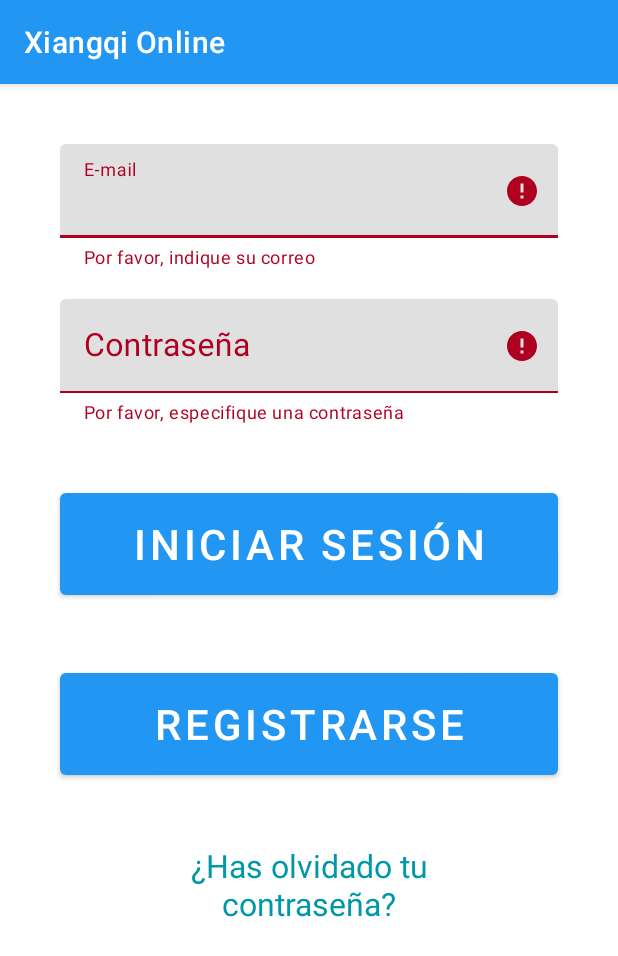
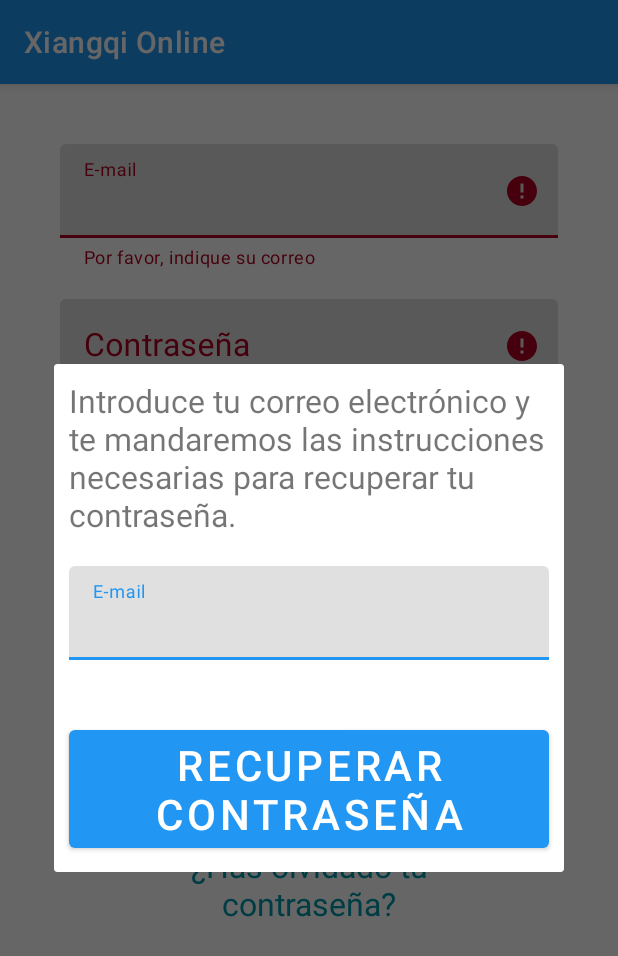
Before and after one commit to UNIZAR-30226-2022-12/Xiangqi-frontendMovil, an Android app: the screen it shows after launch (SignIn), after a tap on "¿Has olvidado tu contraseña?", on a phone screen of 412 x 824 dp. Shown: the top 956 px of the screen. Run offline under Robolectric (Android 15) with nearby library versions, the phone set to English and light mode, and no system bars; 3 other taps on this screen came first.

Commit message:
Added forgotten password dialog and automated tests

```diff
--- /dev/null
+++ b/app/src/main/res/layout/fragment_forgotten_pass.xml
@@ -0,0 +1,57 @@
+<?xml version="1.0" encoding="utf-8"?>
+<androidx.constraintlayout.widget.ConstraintLayout xmlns:android="http://schemas.android.com/apk/res/android"
+    xmlns:app="http://schemas.android.com/apk/res-auto"
+    xmlns:tools="http://schemas.android.com/tools"
+    android:layout_width="wrap_content"
+    android:layout_height="match_parent"
+    tools:context=".SignIn">
+
+    <TextView
+        android:id="@+id/textViewInstructions"
+        android:layout_width="0dp"
+        android:layout_height="wrap_content"
+        android:layout_marginStart="10dp"
+        android:layout_marginTop="10dp"
+        android:layout_marginEnd="10dp"
+        android:text="@string/forgotten_pass_instructions"
+        android:textSize="21sp"
+        app:layout_constraintEnd_toEndOf="parent"
+        app:layout_constraintStart_toStartOf="parent"
+        app:layout_constraintTop_toTopOf="parent"/>
+
+    <com.google.android.material.textfield.TextInputLayout
+        android:id="@+id/editTextForgottenEmail"
+        android:layout_width="0dp"
+        android:layout_height="wrap_content"
+        android:layout_marginTop="20dp"
+        android:ems="10"
+        app:errorEnabled="true"
+        app:layout_constraintEnd_toEndOf="@+id/textViewInstructions"
+        app:layout_constraintStart_toStartOf="@+id/textViewInstructions"
+        app:layout_constraintTop_toBottomOf="@+id/textViewInstructions">
+
+        <com.google.android.material.textfield.TextInputEditText
+            android:layout_width="match_parent"
+            android:layout_height="match_parent"
+            android:autofillHints=".AUTOFILL_HINT_EMAIL_ADDRESS"
+            android:hint="@string/signin_email"
+            android:inputType="textEmailAddress"
+            android:textColorHint="#78909C"
+            android:textSize="21sp"/>
+    </com.google.android.material.textfield.TextInputLayout>
+
+    <Button
+        android:id="@+id/buttonRecovery"
+        android:layout_width="wrap_content"
+        android:layout_height="wrap_content"
+        android:layout_marginTop="20dp"
+        android:layout_marginBottom="10dp"
+        android:onClick="onClickRecovery"
+        android:text="@string/forgotten_pass_recovery_button"
+        android:textSize="28sp"
+        app:layout_constraintEnd_toEndOf="@+id/textViewInstructions"
+        app:layout_constraintStart_toStartOf="@+id/textViewInstructions"
+        app:layout_constraintTop_toBottomOf="@+id/editTextForgottenEmail"
+        app:layout_constraintBottom_toBottomOf="parent"/>
+
+</androidx.constraintlayout.widget.ConstraintLayout>
--- a/app/src/main/res/values/strings.xml
+++ b/app/src/main/res/values/strings.xml
@@ -5,6 +5,8 @@
     <string name="signin_login_button">Iniciar sesión</string>
     <string name="signin_register_button">Registrarse</string>
     <string name="signin_forgotten_pass">¿Has olvidado tu contraseña?</string>
+    <string name="forgotten_pass_instructions">Introduce tu correo electrónico y te mandaremos las instrucciones necesarias para recuperar tu contraseña.</string>
+    <string name="forgotten_pass_recovery_button">Recuperar contraseña</string>
     <string name="signup_nickname">Nombre de usuario</string>
     <string name="signup_realname">Nombre completo</string>
     <string name="signup_birthdate">Fecha de nacimiento</string>
--- a/build.gradle
+++ b/build.gradle
@@ -2,7 +2,7 @@
 plugins {
     id 'com.android.application' version '7.1.2' apply false
     id 'com.android.library' version '7.1.2' apply false
-    id 'org.jetbrains.kotlin.android' version '1.6.10' apply false
+    id 'org.jetbrains.kotlin.android' version '1.6.20' apply false
 }
 
 task clean(type: Delete) {
```
Also changed, not shown: app/src/main/AndroidManifest.xml (+4 -4 lines), app/src/main/java/eina/unizar/xiangqi_frontendmovil/HttpHandler.kt (+82 -4 lines), app/src/main/java/eina/unizar/xiangqi_frontendmovil/SignIn.kt (+74 -2 lines), 1 other file.
